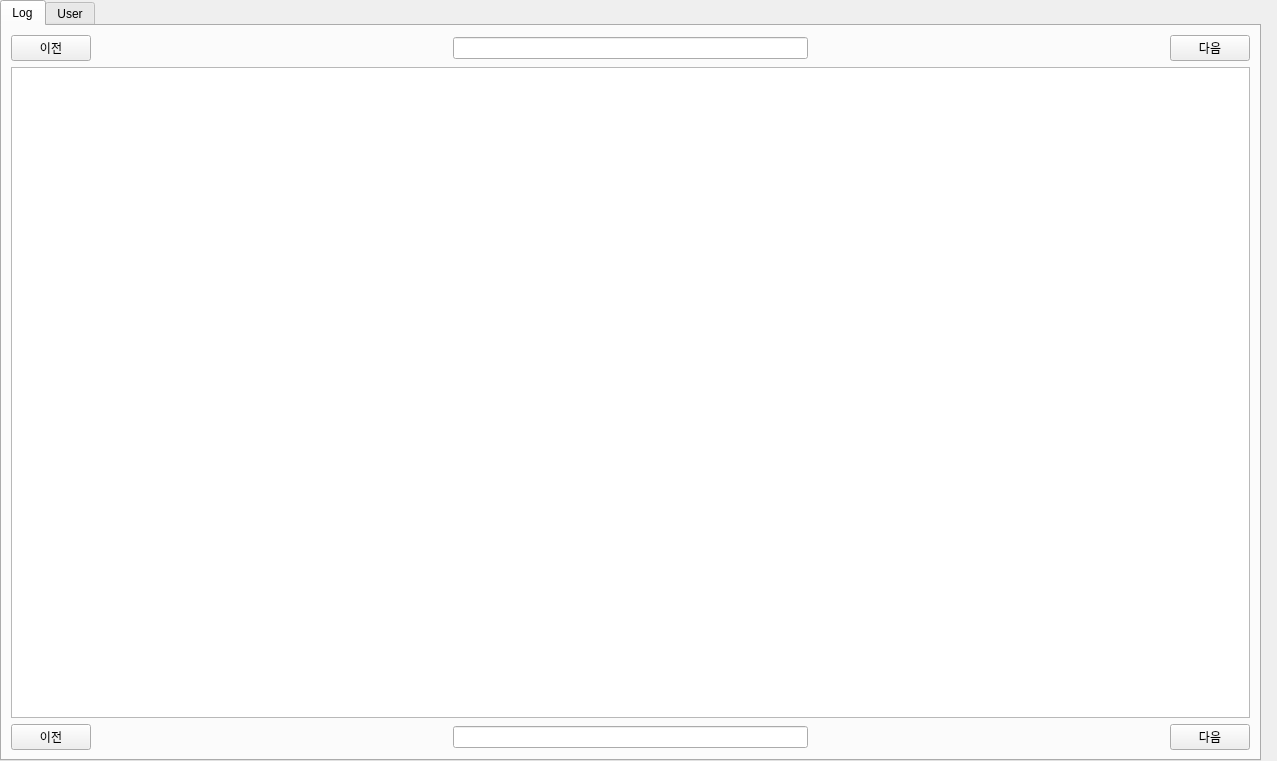
This is ui/auto_log_program.ui in seraph92/win32_test as Qt 5 draws it before an edit. The edited form follows.
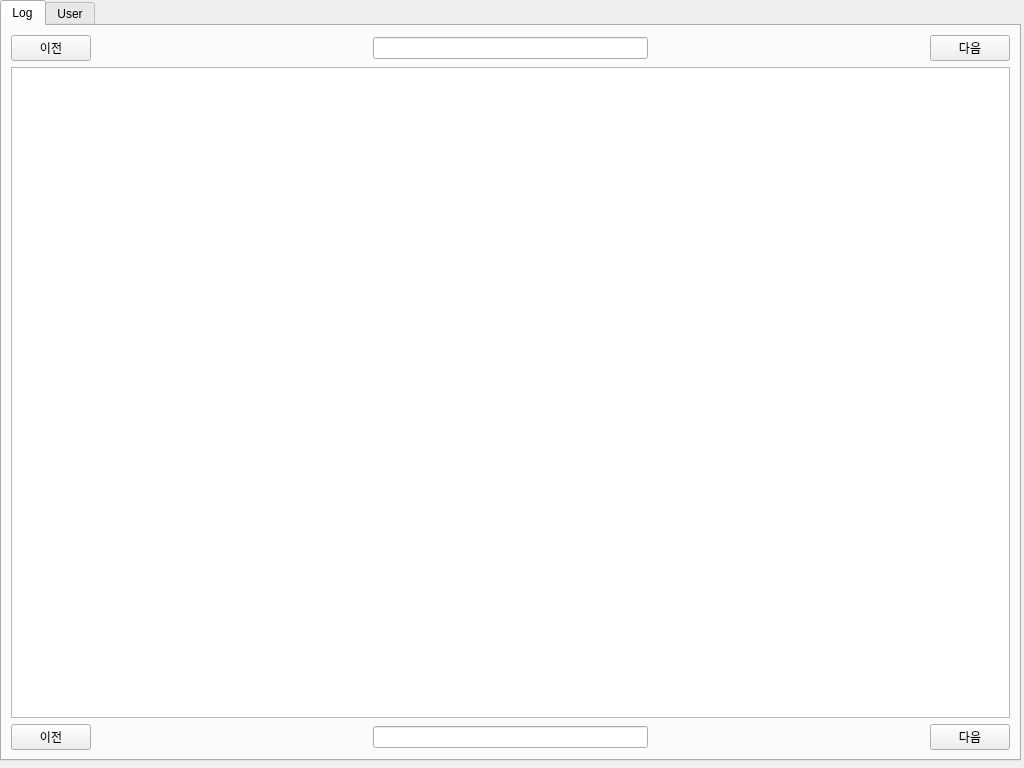
This is the edited form.

Patch:
```diff
--- a/ui/auto_log_program.ui
+++ b/ui/auto_log_program.ui
@@ -6,8 +6,8 @@
    <rect>
     <x>0</x>
     <y>0</y>
-    <width>1277</width>
-    <height>761</height>
+    <width>1024</width>
+    <height>768</height>
    </rect>
   </property>
   <property name="windowTitle">
@@ -18,7 +18,7 @@
     <rect>
      <x>0</x>
      <y>0</y>
-     <width>1261</width>
+     <width>1021</width>
      <height>761</height>
     </rect>
    </property>
```
